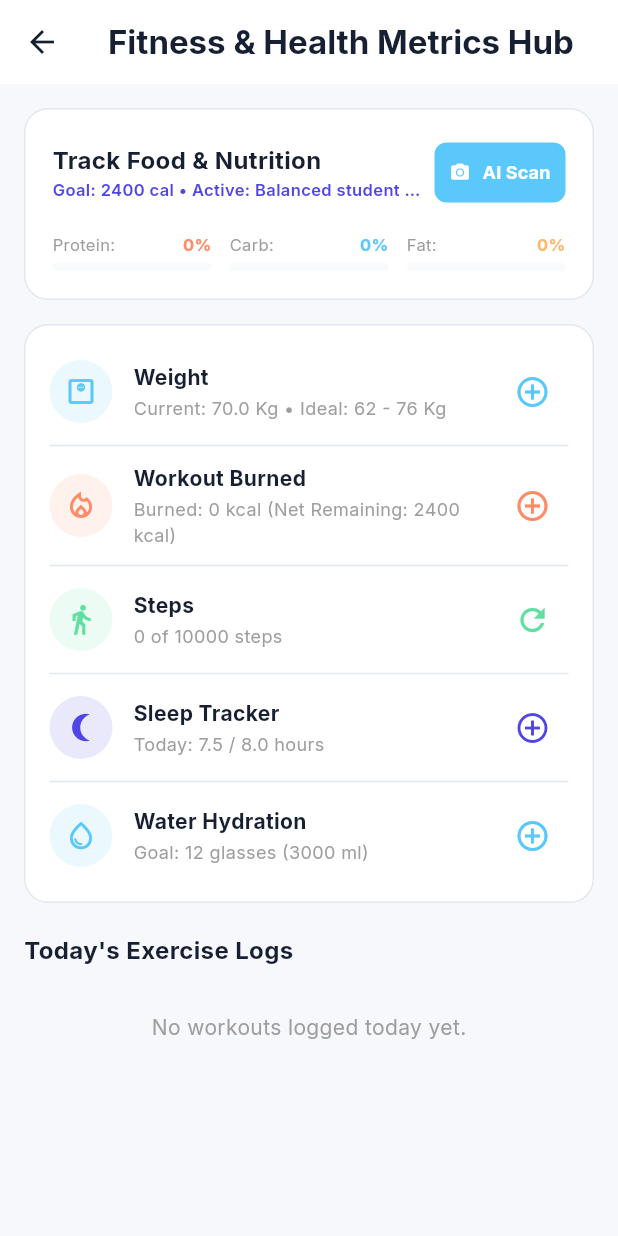
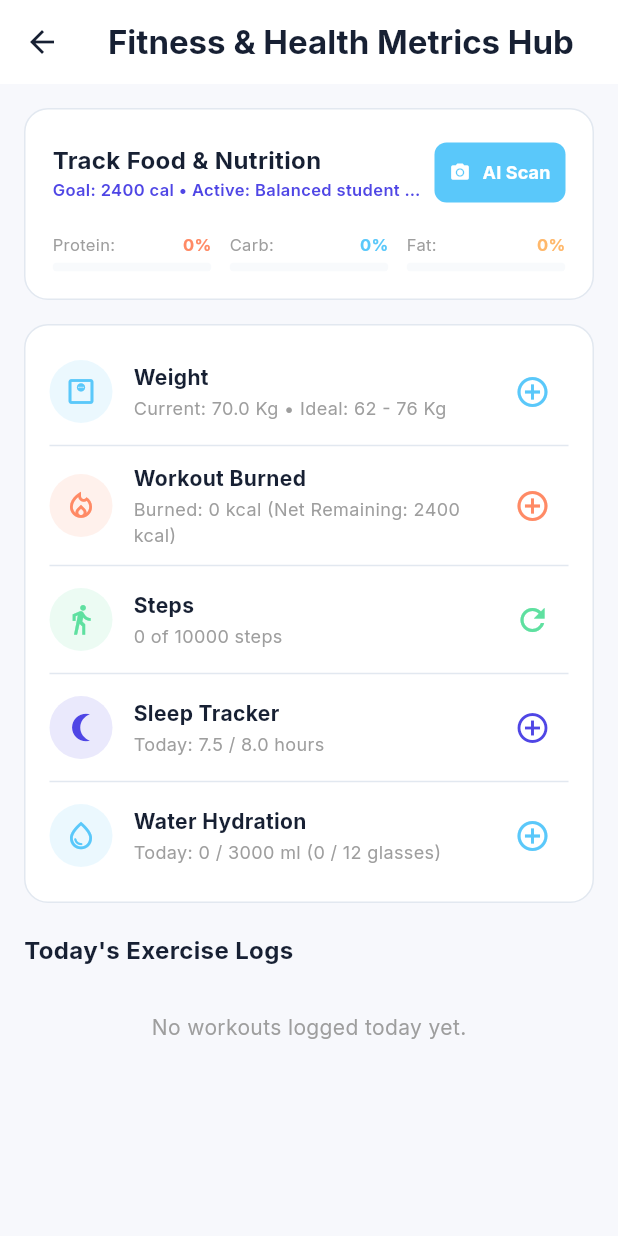
Before and after one commit to idfcLeo/FocusApp, a Flutter app: the FitnessScreen screen opened directly, on a phone screen of 412 x 824 dp. Run offline on Flutter 3.47's test engine with Material 3 defaults, Android fonts, the phone set to English and light mode, and no system bars; our stand-ins replace audioplayers, flutter_local_notifications, google_fonts, image_picker, shared_preferences, table_calendar; accounts and stored records are empty.

Commit message:
Fix daily hydration auto-reset when day changes

```diff
--- a/lib/screens/fitness_screen.dart
+++ b/lib/screens/fitness_screen.dart
@@ -19,6 +19,7 @@ class _FitnessScreenState extends State<FitnessScreen> {
   int _calorieGoal = 2400;
   int _proteinGoal = 120;
   int _waterGoal = 3000;
+  int _waterIntake = 0;
   int _stepGoal = 10000;
   double _currentWeight = 70.0;
   double _todaySleepHours = 7.5;
@@ -46,6 +47,7 @@ class _FitnessScreenState extends State<FitnessScreen> {
     final goalCal = await StorageService.loadCalorieGoal();
     final goalProt = await StorageService.loadProteinGoal();
     final goalWater = await StorageService.loadWaterGoal();
+    final intakeWater = await StorageService.loadWaterIntake();
     final goalStep = await StorageService.loadStepGoal();
     final w = await StorageService.loadCurrentWeight();
     final sleep = await StorageService.loadTodaySleep();
@@ -58,6 +60,7 @@ class _FitnessScreenState extends State<FitnessScreen> {
       _calorieGoal = goalCal;
       _proteinGoal = goalProt;
       _waterGoal = goalWater;
+      _waterIntake = intakeWater;
       _stepGoal = goalStep;
       _currentWeight = w;
       _todaySleepHours = sleep;
@@ -516,13 +519,13 @@ class _FitnessScreenState extends State<FitnessScreen> {
                         icon: Icons.water_drop_outlined,
                         iconColor: const Color(0xFF5AC8FA),
                         title: 'Water Hydration',
-                        subtitle: 'Goal: $waterGlasses glasses ($_waterGoal ml)',
+                        subtitle: 'Today: $_waterIntake / $_waterGoal ml (${(_waterIntake / 250).round()} / $waterGlasses glasses)',
                         trailingAction: IconButton(
                           icon: const Icon(Icons.add_circle_outline, color: Color(0xFF5AC8FA)),
                           onPressed: () async {
-                            final newWater = _waterGoal + 250;
-                            setState(() => _waterGoal = newWater);
-                            await StorageService.saveWaterGoal(newWater);
+                            final newWater = _waterIntake + 250;
+                            setState(() => _waterIntake = newWater);
+                            await StorageService.saveWaterIntake(newWater);
                           },
                         ),
                       ),
--- a/lib/services/storage_service.dart
+++ b/lib/services/storage_service.dart
@@ -174,13 +174,30 @@ class StorageService {
     _notifyChanged();
   }
 
+  static const String _keyWaterDate = 'college_kit_water_date_v1';
+  static const String _keySleepDate = 'college_kit_sleep_date_v1';
+
   static Future<int> loadWaterIntake() async {
     final prefs = await SharedPreferences.getInstance();
+    final now = DateTime.now();
+    final todayStr = '${now.year}-${now.month.toString().padLeft(2, '0')}-${now.day.toString().padLeft(2, '0')}';
+    final savedDate = prefs.getString(_keyWaterDate);
+
+    if (savedDate != todayStr) {
+      // Day has changed! Reset water intake to 0 for the new day
+      await prefs.setInt(_keyWaterIntake, 0);
+      await prefs.setString(_keyWaterDate, todayStr);
+      return 0;
+    }
     return prefs.getInt(_keyWaterIntake) ?? 0;
   }
 
   static Future<void> saveWaterIntake(int intake) async {
     final prefs = await SharedPreferences.getInstance();
+    final now = DateTime.now();
+    final todayStr = '${now.year}-${now.month.toString().padLeft(2, '0')}-${now.day.toString().padLeft(2, '0')}';
+    await prefs.setString(_keyWaterDate, todayStr);
+
     if (prefs.getInt(_keyWaterIntake) == intake) return;
     await prefs.setInt(_keyWaterIntake, intake);
     _notifyChanged();
@@ -226,11 +243,25 @@ class StorageService {
   // SLEEP LOGS
   static Future<double> loadTodaySleep() async {
     final prefs = await SharedPreferences.getInstance();
+    final now = DateTime.now();
+    final todayStr = '${now.year}-${now.month.toString().padLeft(2, '0')}-${now.day.toString().padLeft(2, '0')}';
+    final savedDate = prefs.getString(_keySleepDate);
+
+    if (savedDate != todayStr) {
+      // Day has changed! Reset sleep for the new day
+      await prefs.setDouble('college_kit_today_sleep', 7.5);
+      await prefs.setString(_keySleepDate, todayStr);
+      return 7.5;
+    }
     return prefs.getDouble('college_kit_today_sleep') ?? 7.5;
   }
 
   static Future<void> saveTodaySleep(double hours) async {
     final prefs = await SharedPreferences.getInstance();
+    final now = DateTime.now();
+    final todayStr = '${now.year}-${now.month.toString().padLeft(2, '0')}-${now.day.toString().padLeft(2, '0')}';
+    await prefs.setString(_keySleepDate, todayStr);
+
     if (prefs.getDouble('college_kit_today_sleep') == hours) return;
     await prefs.setDouble('college_kit_today_sleep', hours);
     _notifyChanged();
```
